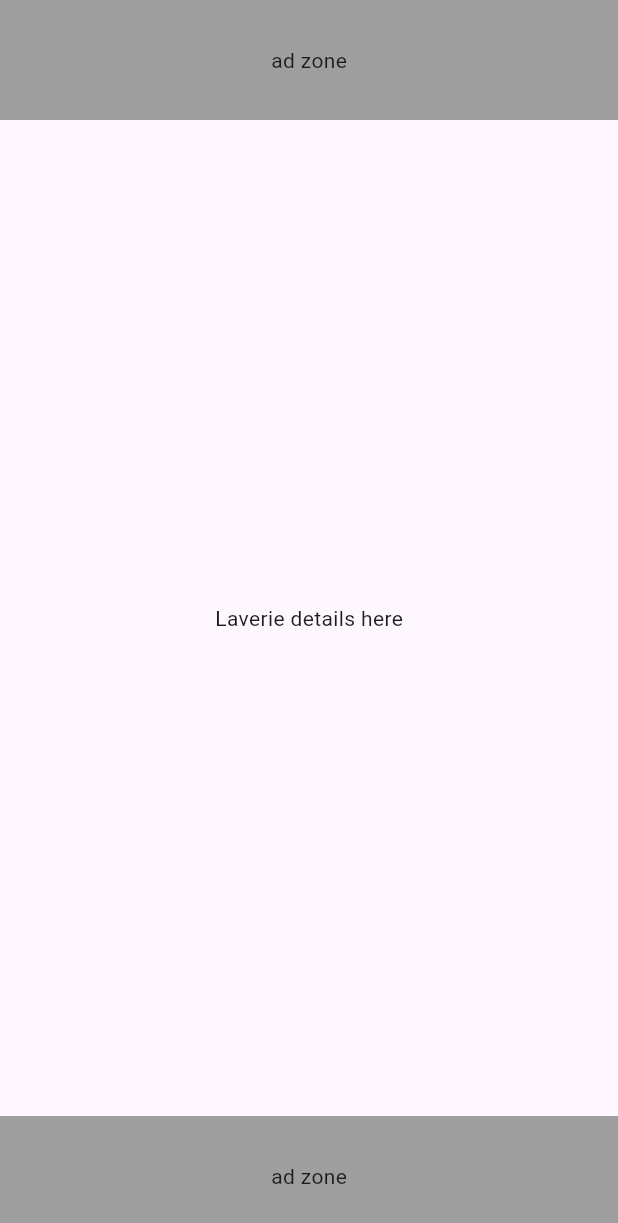
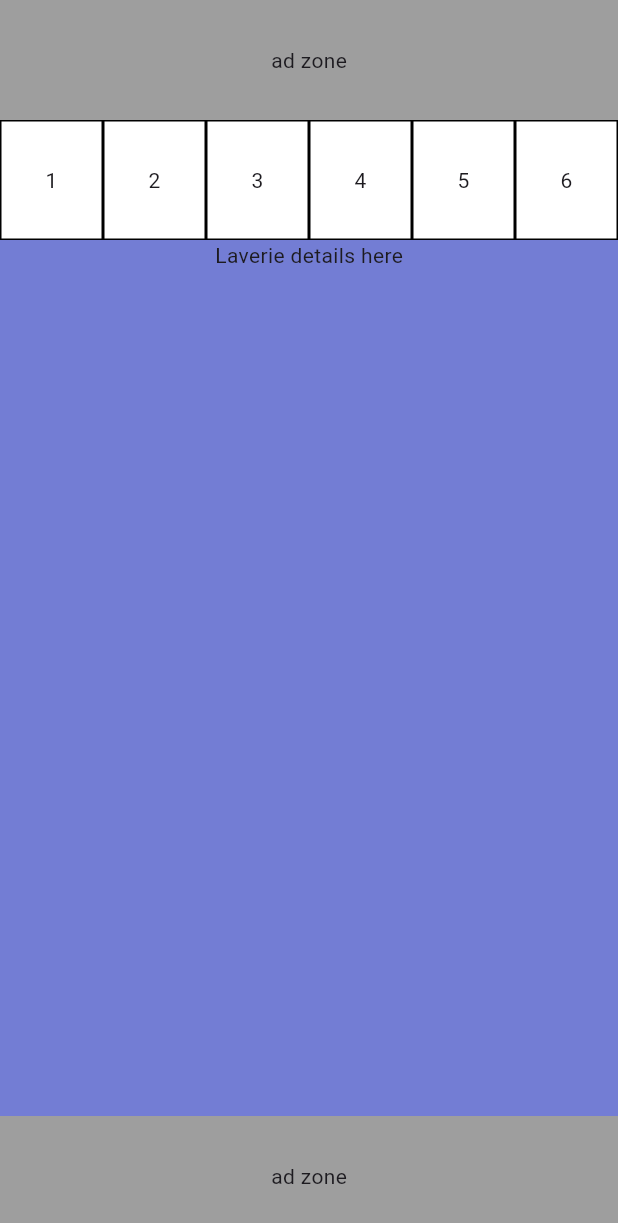
Before and after one commit to Abderrahmane07/Laverie, a Flutter app: the screen it shows after launch, on a phone screen of 412 x 824 dp. Shown: the top 1223 px of the screen. Run offline on Flutter 3.47's test engine with Material 2 defaults, Android fonts, the phone set to English and light mode, and no system bars.

Commit message:
background color and initial machine buttons

```diff
--- a/lib/home_screen.dart
+++ b/lib/home_screen.dart
@@ -6,6 +6,7 @@ class MyHomePage extends StatelessWidget {
   @override
   Widget build(BuildContext context) {
     return Scaffold(
+      backgroundColor: const Color.fromARGB(255, 115, 125, 212),
       body: Center(
         child: Column(
           mainAxisAlignment: MainAxisAlignment.spaceBetween,
@@ -16,8 +17,24 @@ class MyHomePage extends StatelessWidget {
               color: Colors.grey,
               child: const Center(child: Text('ad zone')),
             ),
-            const Text(
-              'Laverie details here',
+            const Expanded(
+              child: Column(
+                children: [
+                  Row(
+                    children: [
+                      MachineButton(machineNumber: '1'),
+                      MachineButton(machineNumber: '2'),
+                      MachineButton(machineNumber: '3'),
+                      MachineButton(machineNumber: '4'),
+                      MachineButton(machineNumber: '5'),
+                      MachineButton(machineNumber: '6'),
+                    ],
+                  ),
+                  Text(
+                    'Laverie details here',
+                  ),
+                ],
+              ),
             ),
             Container(
               height: 80,
@@ -31,3 +48,32 @@ class MyHomePage extends StatelessWidget {
     );
   }
 }
+
+class MachineButton extends StatelessWidget {
+  final String machineNumber;
+  const MachineButton({
+    Key? key,
+    required this.machineNumber,
+  }) : super(key: key);
+
+  @override
+  Widget build(BuildContext context) {
+    return InkWell(
+      onTap: () {
+        print('machine $machineNumber tapped');
+      },
+      child: Container(
+        height: 80,
+        width: MediaQuery.of(context).size.width / 6,
+        decoration: BoxDecoration(
+          color: Colors.white,
+          border: Border.all(
+            color: Colors.black,
+            width: 1,
+          ),
+        ),
+        child: Center(child: Text(machineNumber)),
+      ),
+    );
+  }
+}
```
